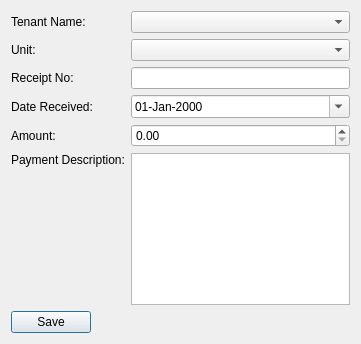
This is receivepaymentdialog.ui in jayjay-w/rentman as Qt 5 draws it before an edit. The edited form follows.
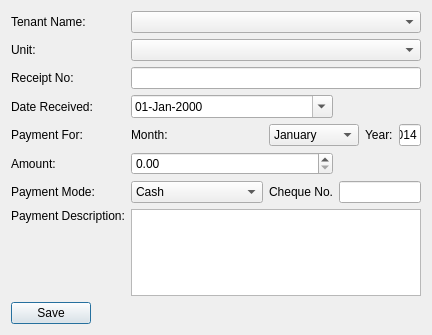
This is the edited form.

Commit message: Receiving of payments works ok

What changed in the file:
```diff
--- a/receivepaymentdialog.ui
+++ b/receivepaymentdialog.ui
@@ -6,8 +6,8 @@
    <rect>
     <x>0</x>
     <y>0</y>
-    <width>361</width>
-    <height>344</height>
+    <width>386</width>
+    <height>335</height>
    </rect>
   </property>
   <property name="windowTitle">
@@ -16,8 +16,33 @@
   <layout class="QVBoxLayout" name="verticalLayout">
    <item>
     <layout class="QGridLayout" name="gridLayout">
-     <item row="0" column="1">
-      <widget class="QComboBox" name="cboTenant"/>
+     <item row="4" column="0">
+      <widget class="QLabel" name="label_7">
+       <property name="text">
+        <string>Payment For:</string>
+       </property>
+      </widget>
+     </item>
+     <item row="4" column="5">
+      <widget class="QLineEdit" name="txtYear">
+       <property name="text">
+        <string>2014</string>
+       </property>
+      </widget>
+     </item>
+     <item row="4" column="4">
+      <widget class="QLabel" name="label_9">
+       <property name="text">
+        <string>Year:</string>
+       </property>
+      </widget>
+     </item>
+     <item row="4" column="1">
+      <widget class="QLabel" name="label_8">
+       <property name="text">
+        <string>Month:</string>
+       </property>
+      </widget>
      </item>
      <item row="1" column="0">
       <widget class="QLabel" name="label_2">
@@ -26,9 +51,6 @@
        </property>
       </widget>
      </item>
-     <item row="1" column="1">
-      <widget class="QComboBox" name="cboUnit"/>
-     </item>
      <item row="3" column="0">
       <widget class="QLabel" name="label_3">
        <property name="text">
@@ -36,30 +58,13 @@
        </property>
       </widget>
      </item>
-     <item row="3" column="1">
-      <widget class="QDateEdit" name="dateEdit">
-       <property name="displayFormat">
-        <string>dd-MMM-yyyy</string>
-       </property>
-       <property name="calendarPopup">
-        <bool>true</bool>
-       </property>
-      </widget>
-     </item>
-     <item row="4" column="0">
+     <item row="5" column="0">
       <widget class="QLabel" name="label_4">
        <property name="text">
         <string>Amount:</string>
        </property>
       </widget>
      </item>
-     <item row="4" column="1">
-      <widget class="QDoubleSpinBox" name="doubleSpinBox">
-       <property name="maximum">
-        <double>999999.000000000000000</double>
-       </property>
-      </widget>
-     </item>
      <item row="0" column="0">
       <widget class="QLabel" name="label">
        <property name="text">
@@ -67,10 +72,14 @@
        </property>
       </widget>
      </item>
-     <item row="6" column="1">
-      <widget class="QPlainTextEdit" name="plainTextEdit"/>
+     <item row="2" column="0">
+      <widget class="QLabel" name="label_5">
+       <property name="text">
+        <string>Receipt No:</string>
+       </property>
+      </widget>
      </item>
-     <item row="6" column="0">
+     <item row="7" column="0">
       <widget class="QLabel" name="label_6">
        <property name="text">
         <string>Payment Description:</string>
@@ -80,15 +89,144 @@
        </property>
       </widget>
      </item>
-     <item row="2" column="0">
-      <widget class="QLabel" name="label_5">
+     <item row="4" column="2" colspan="2">
+      <widget class="QComboBox" name="cboMonth">
+       <item>
+        <property name="text">
+         <string>January</string>
+        </property>
+       </item>
+       <item>
+        <property name="text">
+         <string>February</string>
+        </property>
+       </item>
+       <item>
+        <property name="text">
+         <string>March</string>
+        </property>
+       </item>
+       <item>
+        <property name="text">
+         <string>April</string>
+        </property>
+       </item>
+       <item>
+        <property name="text">
+         <string>May</string>
+        </property>
+       </item>
+       <item>
+        <property name="text">
+         <string>June</string>
+        </property>
+       </item>
+       <item>
+        <property name="text">
+         <string>July</string>
+        </property>
+       </item>
+       <item>
+        <property name="text">
+         <string>August</string>
+        </property>
+       </item>
+       <item>
+        <property name="text">
+         <string>September</string>
+        </property>
+       </item>
+       <item>
+        <property name="text">
+         <string>October</string>
+        </property>
+       </item>
+       <item>
+        <property name="text">
+         <string>November</string>
+        </property>
+       </item>
+       <item>
+        <property name="text">
+         <string>December</string>
+        </property>
+       </item>
+      </widget>
+     </item>
+     <item row="3" column="1" colspan="2">
+      <widget class="QDateEdit" name="dtpDate">
+       <property name="displayFormat">
+        <string>dd-MMM-yyyy</string>
+       </property>
+       <property name="calendarPopup">
+        <bool>true</bool>
+       </property>
+      </widget>
+     </item>
+     <item row="5" column="1" colspan="2">
+      <widget class="QDoubleSpinBox" name="spinAmount">
+       <property name="maximum">
+        <double>999999.000000000000000</double>
+       </property>
+      </widget>
+     </item>
+     <item row="7" column="1" colspan="5">
+      <widget class="QPlainTextEdit" name="txtDescription"/>
+     </item>
+     <item row="2" column="1" colspan="5">
+      <widget class="QLineEdit" name="txtReceiptNo"/>
+     </item>
+     <item row="1" column="1" colspan="5">
+      <widget class="QComboBox" name="cboUnit"/>
+     </item>
+     <item row="0" column="1" colspan="5">
+      <widget class="QComboBox" name="cboTenant"/>
+     </item>
+     <item row="6" column="0">
+      <widget class="QLabel" name="label_10">
        <property name="text">
-        <string>Receipt No:</string>
+        <string>Payment Mode:</string>
        </property>
       </widget>
      </item>
-     <item row="2" column="1">
-      <widget class="QLineEdit" name="lineEdit"/>
+     <item row="6" column="1">
+      <widget class="QComboBox" name="cboPaymentMode">
+       <item>
+        <property name="text">
+         <string>Cash</string>
+        </property>
+       </item>
+       <item>
+        <property name="text">
+         <string>Cheque</string>
+        </property>
+       </item>
+       <item>
+        <property name="text">
+         <string>Mobile Payment</string>
+        </property>
+       </item>
+       <item>
+        <property name="text">
+         <string>Credit Card</string>
+        </property>
+       </item>
+       <item>
+        <property name="text">
+         <string>Electronic Transfer</string>
+        </property>
+       </item>
+      </widget>
+     </item>
+     <item row="6" column="2">
+      <widget class="QLabel" name="label_11">
+       <property name="text">
+        <string>Cheque No.</string>
+       </property>
+      </widget>
+     </item>
+     <item row="6" column="3" colspan="3">
+      <widget class="QLineEdit" name="txtChequeNo"/>
      </item>
     </layout>
    </item>
```
Left out of the diff: 15 changed lines with no effect on the pictures. The commit also changes 11 other files.
